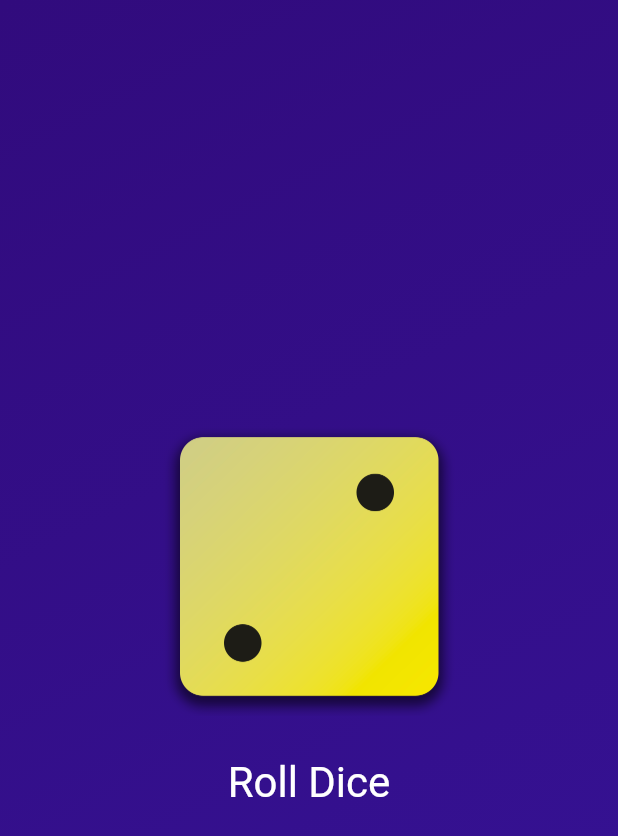
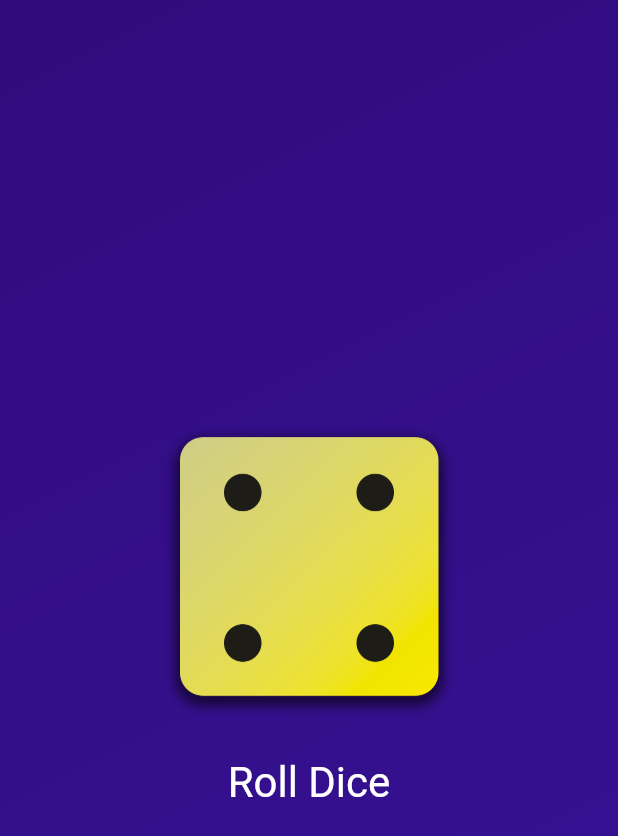
Before and after one commit to IsharaNawa/rolling-dice-flutter-app, a Flutter app: the screen it shows after launch, after a tap on "Roll Dice", on a phone screen of 412 x 824 dp. Shown: the top 836 px of the screen. Run offline on Flutter 3.47's test engine with Material 3 defaults, Android fonts, the phone set to English and light mode, and no system bars.

```diff
--- /dev/null
+++ b/lib/dice_roller.dart
@@ -0,0 +1,45 @@
+import 'package:flutter/material.dart';
+
+class DiceRoller extends StatefulWidget {
+  DiceRoller({super.key});
+
+  @override
+  State<DiceRoller> createState() {
+    return _DiceRollerState();
+  }
+}
+
+class _DiceRollerState extends State<DiceRoller> {
+  String activeDiceImage = 'assets/images/dice-2.png';
+
+  void rollDice() {
+    setState(() {
+      activeDiceImage = 'assets/images/dice-4.png';
+    });
+  }
+
+  @override
+  Widget build(BuildContext context) {
+    return Column(
+      mainAxisSize: MainAxisSize.min,
+      children: [
+        Image.asset(
+          activeDiceImage,
+          width: 200,
+        ),
+        const SizedBox(
+          height: 20,
+        ),
+        TextButton(
+          onPressed: rollDice,
+          style: TextButton.styleFrom(
+              foregroundColor: Colors.white,
+              textStyle: const TextStyle(
+                fontSize: 28,
+              )),
+          child: const Text("Roll Dice"),
+        ),
+      ],
+    );
+  }
+}
--- a/lib/gradient_container.dart
+++ b/lib/gradient_container.dart
@@ -1,5 +1,5 @@
 import 'package:flutter/material.dart';
-import 'package:rolling_dice/styled_text.dart';
+import 'package:rolling_dice/dice_roller.dart';
 
 // created a new custom widget
 
@@ -13,13 +13,9 @@ import 'package:rolling_dice/styled_text.dart';
 // background gradient can be added using decoration parameter in container
 
 class GradientContainer extends StatelessWidget {
-  const GradientContainer(this.colors, {super.key});
+  GradientContainer(this.colors, {super.key});
 
   final List<Color> colors;
-
-  void rollDice() {
-    print("Method called");
-  }
 
   @override
   Widget build(BuildContext context) {
@@ -32,27 +28,7 @@ class GradientContainer extends StatelessWidget {
         ),
       ),
       child: Center(
-        child: Column(
-          mainAxisSize: MainAxisSize.min,
-          children: [
-            Image.asset(
-              'assets/images/dice-2.png',
-              width: 200,
-            ),
-            SizedBox(
-              height: 20,
-            ),
-            TextButton(
-              onPressed: rollDice,
-              style: TextButton.styleFrom(
-                  foregroundColor: Colors.white,
-                  textStyle: const TextStyle(
-                    fontSize: 28,
-                  )),
-              child: const Text("Roll Dice"),
-            ),
-          ],
-        ),
+        child: DiceRoller(),
       ),
     );
   }
--- a/lib/main.dart
+++ b/lib/main.dart
@@ -15,7 +15,7 @@ void main() {
   // Implements the basic Material Design visual layout structure.
   // This class provides APIs for showing drawers and bottom sheets.
 
-  runApp(const MaterialApp(
+  runApp(MaterialApp(
     home: Scaffold(
         body: GradientContainer([
       Color.fromARGB(255, 49, 11, 125),
```
